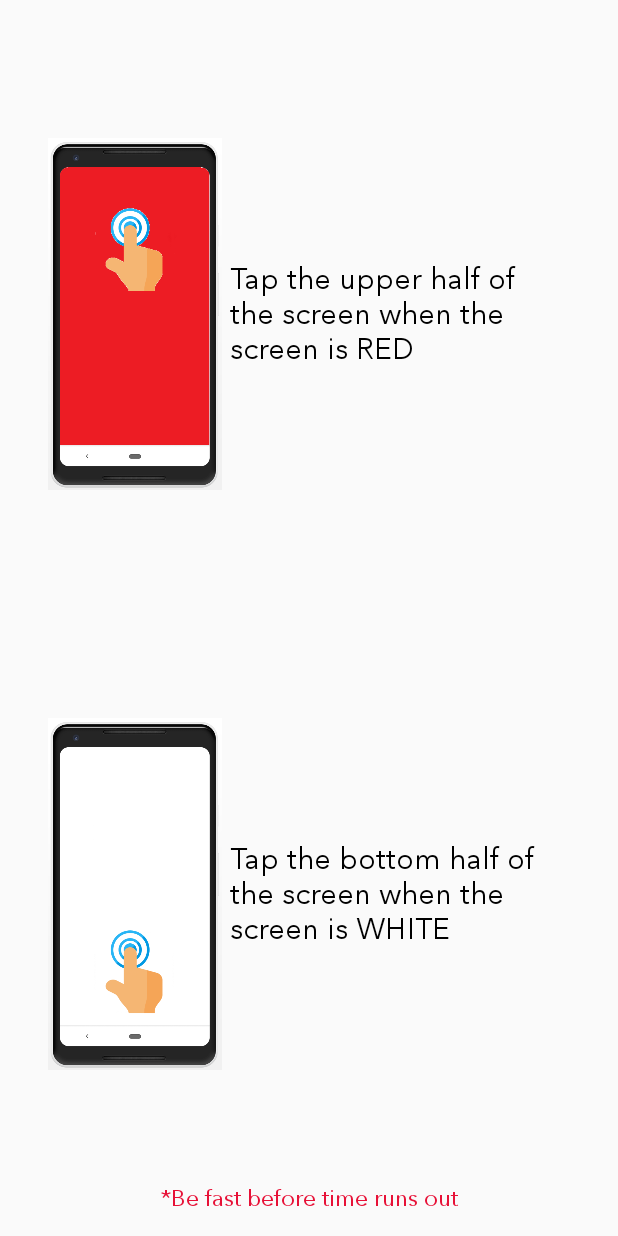
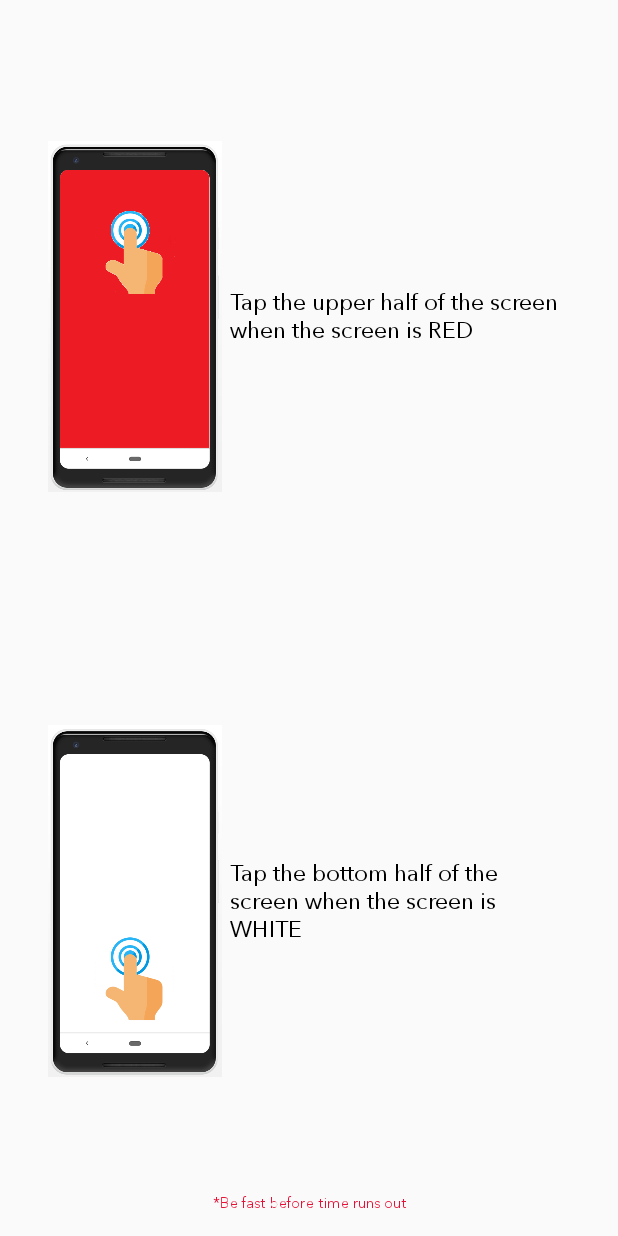
Before and after one commit to sdnitrogen/RedHit, an Android app: the layout start_dialog.xml on its own in the app's theme, with its tools: preview values and no code run, on a phone screen of 412 x 824 dp. Run offline under Robolectric (Android 15) with nearby library versions, the phone set to English and light mode, and no system bars.

Commit message:
layout adjustments

```diff
--- a/app/src/main/res/layout/start_dialog.xml
+++ b/app/src/main/res/layout/start_dialog.xml
@@ -22,7 +22,7 @@
             android:text="Tap the upper half of the screen when the screen is RED"
             android:layout_weight="0.5"
             android:padding="5dp"
-            android:textSize="20dp"
+            android:textSize="15dp"
             android:textColor="#000"
             android:gravity="center_vertical"
             android:fontFamily="@font/avenir_next_regular"/>
@@ -48,7 +48,7 @@
             android:text="Tap the bottom half of the screen when the screen is WHITE"
             android:layout_weight="0.5"
             android:padding="5dp"
-            android:textSize="20dp"
+            android:textSize="15dp"
             android:textColor="#000"
             android:gravity="center_vertical"
             android:fontFamily="@font/avenir_next_regular"/>
@@ -58,7 +58,7 @@
     <TextView
         android:layout_width="match_parent"
         android:layout_height="wrap_content"
-        android:textSize="15dp"
+        android:textSize="10dp"
         android:text="*Be fast before time runs out"
         android:gravity="center"
         android:textColor="@color/colorAccent"
```
